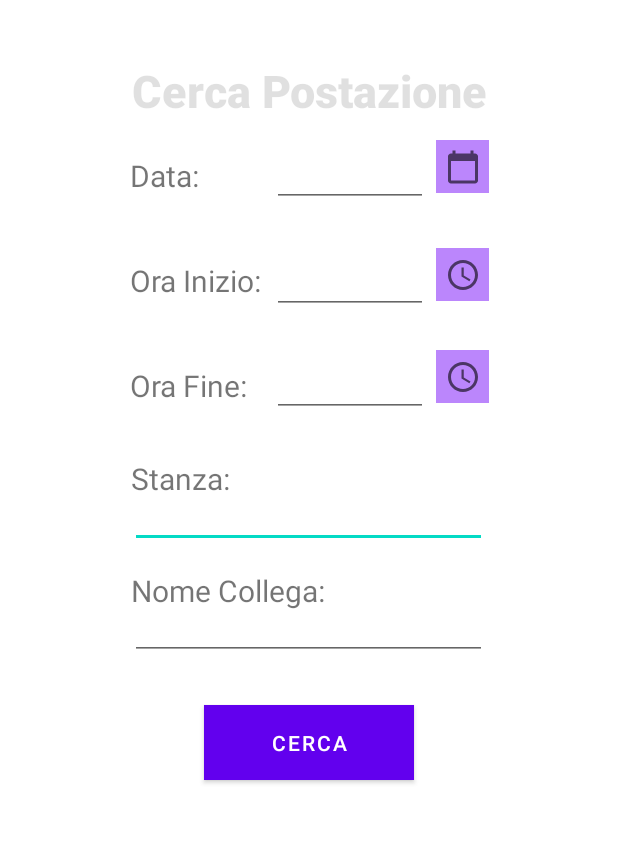
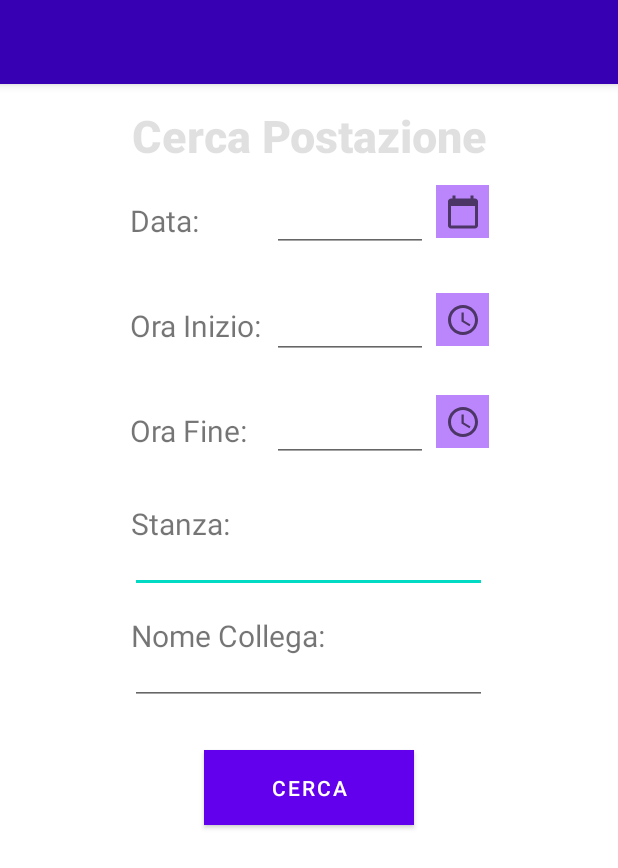
Before and after one commit to DPCMGroup/bc19-mobile, an Android app: the layout activity_bookingform.xml on its own in the app's theme, with its tools: preview values and no code run, on a phone screen of 412 x 824 dp. Shown: the top 868 px of the screen. Run offline under Robolectric (Android 15) with nearby library versions, the phone set to English and light mode, and no system bars.

Commit message:
Aggiunta toolbar a BookingFormActivity.kt

```diff
--- a/app/src/main/java/com/example/bc19mobile/view/act/BookingFormActivity.kt
+++ b/app/src/main/java/com/example/bc19mobile/view/act/BookingFormActivity.kt
@@ -4,10 +4,7 @@ import android.app.DatePickerDialog
 import android.app.TimePickerDialog
 import android.icu.util.Calendar
 import android.os.Bundle
-import android.widget.Button
-import android.widget.EditText
-import android.widget.ImageButton
-import android.widget.TextView
+import android.widget.*
 import com.example.bc19mobile.contract.BookingFormContract
 import com.example.bc19mobile.presenter.BookingFormPresenter
 import mvp.ljb.kt.act.BaseMvpActivity
@@ -109,4 +106,8 @@ class BookingFormActivity : BaseMvpActivity<BookingFormContract.IPresenter>(),
 
     override fun getLayoutId() = R.layout.activity_bookingform
 
+    override fun initView() {
+        super.initView()
+        setActionBar(findViewById<Toolbar>(R.id.toolbar))
+    }
 }
--- a/app/src/main/res/layout/activity_bookingform.xml
+++ b/app/src/main/res/layout/activity_bookingform.xml
@@ -7,7 +7,9 @@
     android:layout_gravity="center"
     tools:context="com.example.bc19mobile.view.act.BookingFormActivity">
 
-
+    <include
+        android:id="@+id/toolbar"
+        layout="@layout/toolbar" />
 
     <TextView
         android:id="@+id/CercaPost"
@@ -18,7 +20,7 @@
         android:textColor="@color/material_on_surface_stroke"
         android:text="Cerca Postazione"
         android:textSize="30sp"
-        android:layout_marginTop="40dp"
+        android:layout_marginTop="70dp"
         app:layout_constraintStart_toStartOf="parent"
         app:layout_constraintTop_toTopOf="parent" />
 
@@ -29,7 +31,7 @@
         android:layout_height="wrap_content"
         android:layout_centerHorizontal="true"
         android:layout_marginStart="1dp"
-        android:layout_marginTop="305dp"
+        android:layout_marginTop="335dp"
         android:text="Stanza:"
         android:textSize="20sp" />
 
@@ -39,7 +41,7 @@
         android:layout_height="wrap_content"
         android:layout_centerHorizontal="true"
         android:layout_marginStart="1dp"
-        android:layout_marginTop="380dp"
+        android:layout_marginTop="410dp"
         android:text="Nome Collega:"
         android:textSize="20sp" />
 
@@ -48,7 +50,7 @@
         android:layout_width="140dp"
         android:layout_height="50dp"
         android:layout_centerHorizontal="true"
-        android:layout_marginTop="470dp"
+        android:layout_marginTop="500dp"
         android:background="@color/purple_200"
         android:text="Cerca" />
 
@@ -58,7 +60,7 @@
         android:layout_height="40dp"
         android:layout_centerHorizontal="true"
 
-        android:layout_marginTop="325dp"
+        android:layout_marginTop="355dp"
         android:singleLine="true" />
 
     <EditText
@@ -68,7 +70,7 @@
 
         android:layout_centerHorizontal="true"
 
-        android:layout_marginTop="400dp"
+        android:layout_marginTop="430dp"
         android:singleLine="true" />
 
 
@@ -88,7 +90,7 @@
             android:layout_height="wrap_content"
 
             android:layout_marginStart="1dp"
-            android:layout_marginTop="95dp"
+            android:layout_marginTop="125dp"
             android:text="Data:"
             android:textSize="20sp" />
 
@@ -98,7 +100,7 @@
             android:layout_height="40dp"
 
             android:layout_marginStart="5dp"
-            android:layout_marginTop="98dp"
+            android:layout_marginTop="128dp"
             android:inputType="date"
             android:singleLine="true" />
 
@@ -109,7 +111,7 @@
             android:layout_alignParentStart="true"
             android:layout_alignParentTop="true"
             android:layout_marginStart="5dp"
-            android:layout_marginTop="93dp"
+            android:layout_marginTop="123dp"
             android:background="@color/purple_200"
             android:src="@drawable/ic_calendario" />
 
@@ -129,7 +131,7 @@
             android:layout_alignParentStart="true"
             android:layout_alignParentTop="true"
             android:layout_marginStart="1dp"
-            android:layout_marginTop="165dp"
+            android:layout_marginTop="195dp"
             android:text="Ora Inizio:"
             android:textSize="20sp" />
 
@@ -139,7 +141,7 @@
             android:layout_height="40dp"
 
             android:layout_marginStart="5dp"
-            android:layout_marginTop="169dp"
+            android:layout_marginTop="199dp"
             android:inputType="time"
             android:singleLine="true" />
 
@@ -150,7 +152,7 @@
             android:layout_alignParentStart="true"
             android:layout_alignParentTop="true"
             android:layout_marginStart="5dp"
-            android:layout_marginTop="165dp"
+            android:layout_marginTop="195dp"
             android:background="@color/purple_200"
             android:src="@drawable/ic_ora"/>
 
@@ -158,6 +160,7 @@
 
 
     <LinearLayout
+
         android:layout_width="wrap_content"
         android:layout_height="wrap_content"
         android:layout_centerHorizontal="true"
@@ -168,7 +171,7 @@
             android:layout_width="89dp"
             android:layout_height="wrap_content"
             android:layout_marginStart="1dp"
-            android:layout_marginTop="235dp"
+            android:layout_marginTop="265dp"
             android:text="Ora Fine:"
             android:textSize="20sp" />
 
@@ -177,7 +180,7 @@
             android:layout_width="104dp"
             android:layout_height="40dp"
             android:layout_marginStart="5dp"
-            android:layout_marginTop="238dp"
+            android:layout_marginTop="268dp"
             android:inputType="time"
             android:singleLine="true" />
 
@@ -189,7 +192,7 @@
             android:layout_alignParentStart="true"
             android:layout_alignParentTop="true"
             android:layout_marginStart="5dp"
-            android:layout_marginTop="233dp"
+            android:layout_marginTop="263dp"
             android:background="@color/purple_200"
             android:src="@drawable/ic_ora"
              />
```
